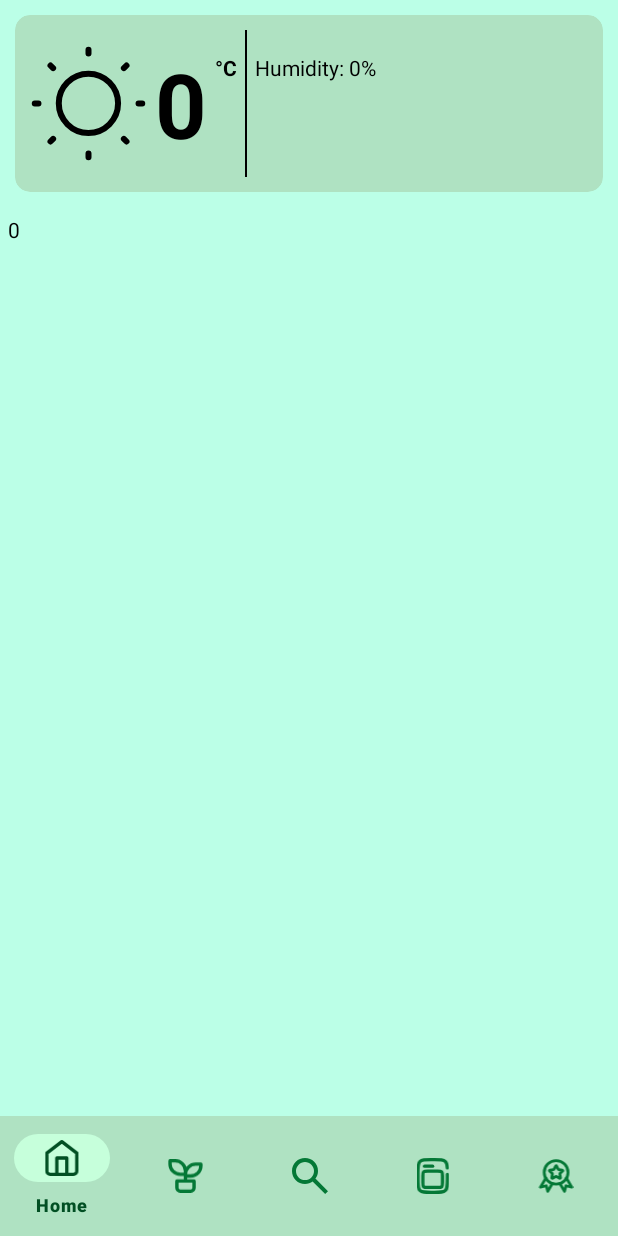
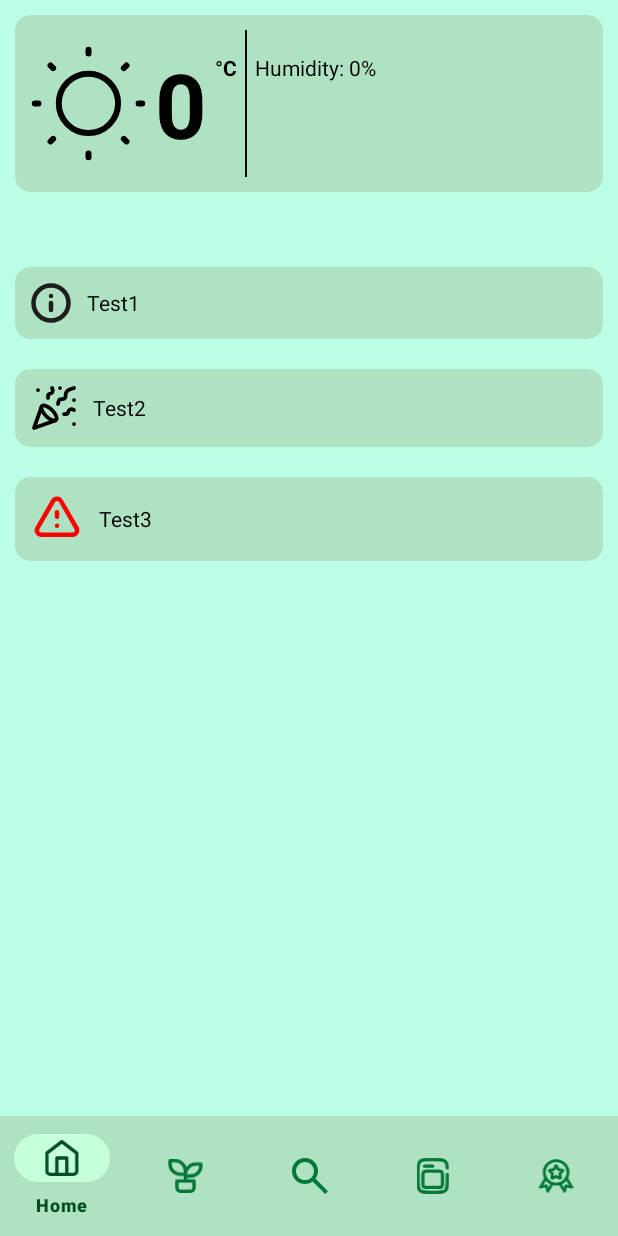
Before and after one commit to dion-choy/mad-plantopia, an Android app: the screen it shows after launch (MainActivity), on a phone screen of 412 x 824 dp. Run offline under Robolectric (Android 15) with nearby library versions, the phone set to English and light mode, and no system bars; our stand-ins replace Volley.

Commit message:
notifs recycler view + pull to refresh

```diff
--- a/app/build.gradle
+++ b/app/build.gradle
@@ -58,4 +58,6 @@ dependencies {
     implementation "androidx.camera:camera-video:${camerax_version}"
 
     implementation "androidx.camera:camera-view:1.0.0-alpha26"
+
+    implementation 'androidx.swiperefreshlayout:swiperefreshlayout:1.1.0'
 }
--- a/app/src/main/java/com/sp/madproj/HomeFrag.java
+++ b/app/src/main/java/com/sp/madproj/HomeFrag.java
@@ -12,13 +12,19 @@ import android.net.ConnectivityManager;
 import android.net.NetworkInfo;
 import android.os.Bundle;
 
+import androidx.annotation.NonNull;
 import androidx.fragment.app.Fragment;
+import androidx.recyclerview.widget.DefaultItemAnimator;
+import androidx.recyclerview.widget.LinearLayoutManager;
+import androidx.recyclerview.widget.RecyclerView;
+import androidx.swiperefreshlayout.widget.SwipeRefreshLayout;
 
 import android.util.Log;
 import android.view.LayoutInflater;
 import android.view.View;
 import android.view.ViewGroup;
 import android.widget.ImageView;
+import android.widget.LinearLayout;
 import android.widget.TextView;
 import android.widget.Toast;
 
@@ -32,15 +38,22 @@ import com.android.volley.toolbox.Volley;
 import org.json.JSONException;
 import org.json.JSONObject;
 
+import java.util.ArrayList;
+import java.util.List;
 import java.util.Locale;
 
 public class HomeFrag extends Fragment {
-    private TextView test;
     private TextView temp;
     private TextView humid;
     private ImageView weatherImg;
 
     private SharedPreferences sharedPref;
+
+    private SwipeRefreshLayout refreshHome;
+
+    private RecyclerView notifs;
+    private List<String> model = new ArrayList<>();
+    private NotifsAdapter notifsAdapter;
 
 
     public HomeFrag() {
@@ -58,11 +71,34 @@ public class HomeFrag extends Fragment {
         // Inflate the layout for this fragment
         View view = inflater.inflate(R.layout.fragment_home, container, false);
         temp = view.findViewById(R.id.temp);
-        test = view.findViewById(R.id.test);
         humid = view.findViewById(R.id.humidity);
 
         weatherImg = view.findViewById(R.id.weatherImage);
 
+        notifsAdapter = new NotifsAdapter(model);
+
+        notifs = view.findViewById(R.id.notifsList);
+        notifs.setHasFixedSize(true);
+        notifs.setLayoutManager(new LinearLayoutManager(getContext()));
+        notifs.setItemAnimator(new DefaultItemAnimator());
+
+        loadNotifs();
+
+        // Set refresh
+        refreshHome =  view.findViewById(R.id.refreshHome);
+        refreshHome.setOnRefreshListener(new SwipeRefreshLayout.OnRefreshListener() {
+            @Override
+            public void onRefresh() {
+                ((MainActivity) getActivity()).updateLocation();
+                getWeather();
+                loadNotifs();
+                model.add("1bruh");
+                notifs.setAdapter(notifsAdapter);
+                refreshHome.setRefreshing(false);
+            }
+        });
+
+        // Load past data
         sharedPref = getActivity().getApplicationContext().getSharedPreferences("mySettings", MODE_PRIVATE);
         fillScreenText(
                 sharedPref.getInt("temperature", 0),
@@ -85,6 +121,59 @@ public class HomeFrag extends Fragment {
         IntentFilter filter = new IntentFilter(LocationManager.PROVIDERS_CHANGED_ACTION);
         filter.addAction(ConnectivityManager.CONNECTIVITY_ACTION);
         getActivity().registerReceiver(gpsSwitchStateReceiver, filter, Context.RECEIVER_NOT_EXPORTED);
+
+        notifs.setAdapter(notifsAdapter);
+    }
+
+    private class NotifsAdapter extends RecyclerView.Adapter<NotifsAdapter.NotifsHolder>{
+        private List<String> notifs;
+
+        NotifsAdapter(List<String> notifs) {
+            this.notifs = notifs;
+        }
+
+        @Override
+        public NotifsHolder onCreateViewHolder(ViewGroup parent, int viewType) {
+            View view = LayoutInflater.from(parent.getContext())
+                    .inflate(R.layout.notifs_row, parent, false);
+            return new NotifsHolder(view);
+        }
+
+        @Override
+        public void onBindViewHolder(@NonNull NotifsHolder holder, final int position) {
+            final String notif = notifs.get(position);
+            holder.notifText.setText(notif.substring(1));
+            switch (notif.substring(0,1)) {
+                case "1":
+                    holder.notifType.setImageResource(R.drawable.notif_info);
+                    break;
+                case "2":
+                    holder.notifType.setImageResource(R.drawable.notif_celebrate);
+                    break;
+                case "3":
+                    holder.notifType.setImageResource(R.drawable.notif_important);
+                    break;
+                default:
+                    Toast.makeText(getActivity().getApplicationContext(), notif.substring(0,1), Toast.LENGTH_SHORT).show();
+                    holder.notifType.setImageResource(R.drawable.notif_info);
+            }
+        }
+
+        @Override
+        public int getItemCount() {
+            return notifs.size();
+        }
+
+        class NotifsHolder extends RecyclerView.ViewHolder {
+            private TextView notifText;
+            private ImageView notifType;
+
+            public NotifsHolder(View itemView) {
+                super(itemView);
+                notifType = itemView.findViewById(R.id.notifIcon);
+                notifText = itemView.findViewById(R.id.notifText);
+            }
+        }
     }
 
     private final BroadcastReceiver gpsSwitchStateReceiver = new BroadcastReceiver() {
@@ -154,6 +243,13 @@ public class HomeFrag extends Fragment {
         editor.apply();
     }
 
+    private void loadNotifs() {
+        model.clear();
+        model.add("1Test1");
+        model.add("2Test2");
+        model.add("3Test3");
+    }
+
     private void getWeather() {
         String weatherUrl = "https://api.openweathermap.org/data/2.5/weather?units=metric" +
                 "&lat=" + ((MainActivity) getActivity()).getLatitude() +
@@ -167,15 +263,13 @@ public class HomeFrag extends Fragment {
             @Override
             public void onResponse(JSONObject response) {
                 try {
-                    test.setText(response.toString());
-
                     fillScreenText(
                             Math.round(response.getJSONObject("main").getLong("temp")),
                             Math.round(response.getJSONObject("main").getLong("humidity")),
                             response.getJSONArray("weather").getJSONObject(0).getString("icon")
                     );
 
-                    Toast.makeText(getActivity().getApplicationContext(), "new", Toast.LENGTH_SHORT).show();
+                    Log.d("Weather Request", "Success: " + response.toString());
                 } catch (JSONException e) {
                     Log.d("Weather Error", "Malformed Response: " + e);
                 }
--- a/app/src/main/java/com/sp/madproj/MainActivity.java
+++ b/app/src/main/java/com/sp/madproj/MainActivity.java
@@ -1,5 +1,6 @@
 package com.sp.madproj;
 
+import android.content.SharedPreferences;
 import android.os.Bundle;
 import android.view.MenuItem;
 import android.widget.Toast;
@@ -22,6 +23,8 @@ public class MainActivity extends AppCompatActivity {
     private BadgeFrag badgeFrag;
 
     public GPSTracker gpsTracker;
+
+    private SharedPreferences sharedPref;
 
     private double latitude = 0.0d;
     private double longitude = 0.0d;
@@ -82,11 +85,23 @@ public class MainActivity extends AppCompatActivity {
                 .addToBackStack(null)
                 .commit();
 
+        sharedPref = getApplicationContext().getSharedPreferences("oldLocation", MODE_PRIVATE);
+    }
+
+    public void updateLocation() {
         if (gpsTracker.canGetLocation()) {
             latitude = gpsTracker.getLatitude();
             longitude = gpsTracker.getLongitude();
+
+            SharedPreferences.Editor editor = sharedPref.edit();
+            editor.putFloat("lat", (float) latitude);
+            editor.putFloat("long", (float) longitude);
+            editor.apply();
         } else {
             Toast.makeText(getApplicationContext(), "Please turn on location services", Toast.LENGTH_LONG).show();
+
+            latitude = (double) sharedPref.getFloat("lat", 0);
+            longitude = (double) sharedPref.getFloat("long", 0);
         }
     }
 
--- /dev/null
+++ b/app/src/main/res/drawable/notif_celebrate.xml
@@ -0,0 +1,20 @@
+<vector xmlns:android="http://schemas.android.com/apk/res/android"
+    android:width="32dp"
+    android:height="32dp"
+    android:viewportWidth="32"
+    android:viewportHeight="32">
+  <path
+      android:pathData="M7.733,15.067L2.667,29.333L16.933,24.28M5.333,4H5.347M29.333,10.667H29.347M20,2.667H20.013M29.333,26.667H29.347M29.333,2.667L26.347,3.667C25.497,3.95 24.771,4.52 24.294,5.278C23.818,6.037 23.619,6.938 23.733,7.827C23.867,8.973 22.973,10 21.8,10H21.293C20.147,10 19.16,10.8 18.947,11.92L18.667,13.333M29.333,17.333L28.24,16.893C27.093,16.44 25.813,17.16 25.6,18.373C25.453,19.307 24.64,20 23.693,20H22.667M14.667,2.667L15.107,3.76C15.56,4.907 14.84,6.187 13.627,6.4C12.693,6.533 12,7.36 12,8.307V9.333"
+      android:strokeLineJoin="round"
+      android:strokeWidth="2.5"
+      android:fillColor="#00000000"
+      android:strokeColor="#000000"
+      android:strokeLineCap="round"/>
+  <path
+      android:pathData="M14.667,17.333C17.24,19.907 18.44,22.893 17.333,24C16.227,25.107 13.24,23.907 10.667,21.333C8.093,18.76 6.893,15.773 8,14.667C9.107,13.56 12.093,14.76 14.667,17.333Z"
+      android:strokeLineJoin="round"
+      android:strokeWidth="2.5"
+      android:fillColor="#00000000"
+      android:strokeColor="#000000"
+      android:strokeLineCap="round"/>
+</vector>
--- /dev/null
+++ b/app/src/main/res/drawable/notif_important.xml
@@ -0,0 +1,13 @@
+<vector xmlns:android="http://schemas.android.com/apk/res/android"
+    android:width="36dp"
+    android:height="36dp"
+    android:viewportWidth="36"
+    android:viewportHeight="36">
+  <path
+      android:pathData="M18,13.5V16.5M18,22.5H18.015M7.608,28.5H28.392C30.702,28.5 32.145,26 30.99,24L20.598,6C19.443,4 16.557,4 15.402,6L5.01,24C3.855,26 5.298,28.5 7.608,28.5Z"
+      android:strokeLineJoin="round"
+      android:strokeWidth="3"
+      android:fillColor="#00000000"
+      android:strokeColor="#FF0000"
+      android:strokeLineCap="round"/>
+</vector>
--- /dev/null
+++ b/app/src/main/res/drawable/notif_info.xml
@@ -0,0 +1,17 @@
+<vector xmlns:android="http://schemas.android.com/apk/res/android"
+    android:width="28dp"
+    android:height="28dp"
+    android:viewportWidth="28"
+    android:viewportHeight="28">
+  <group>
+    <clip-path
+        android:pathData="M0,0h28v28h-28z"/>
+    <path
+        android:pathData="M14,18.667V14M14,9.333H14.012M25.667,14C25.667,20.443 20.443,25.667 14,25.667C7.557,25.667 2.333,20.443 2.333,14C2.333,7.557 7.557,2.333 14,2.333C20.443,2.333 25.667,7.557 25.667,14Z"
+        android:strokeLineJoin="round"
+        android:strokeWidth="3"
+        android:fillColor="#00000000"
+        android:strokeColor="#1E1E1E"
+        android:strokeLineCap="round"/>
+  </group>
+</vector>
--- a/app/src/main/res/layout/fragment_home.xml
+++ b/app/src/main/res/layout/fragment_home.xml
@@ -6,7 +6,11 @@
     xmlns:app="http://schemas.android.com/apk/res-auto"
     tools:context=".HomeFrag">
 
-    <!-- TODO: Update blank fragment layout -->
+
+    <androidx.swiperefreshlayout.widget.SwipeRefreshLayout
+        android:id="@+id/refreshHome"
+        android:layout_width="match_parent"
+        android:layout_height="match_parent">
 
         <LinearLayout
             android:layout_width="match_parent"
@@ -97,13 +101,13 @@
 
             </androidx.cardview.widget.CardView>
 
-        <TextView
-            android:id="@+id/test"
-            android:layout_width="wrap_content"
-            android:layout_height="wrap_content"
-            android:layout_margin="5dp"
-            android:text="0"
-            android:textColor="#000000" />
+            <androidx.recyclerview.widget.RecyclerView
+                android:id="@+id/notifsList"
+                android:layout_width="match_parent"
+                android:layout_height="match_parent"
+                android:layout_marginTop="30dp" />
+
         </LinearLayout>
+    </androidx.swiperefreshlayout.widget.SwipeRefreshLayout>
 
 </FrameLayout>
--- /dev/null
+++ b/app/src/main/res/layout/notifs_row.xml
@@ -0,0 +1,38 @@
+<?xml version="1.0" encoding="utf-8"?>
+<LinearLayout xmlns:android="http://schemas.android.com/apk/res/android"
+    xmlns:app="http://schemas.android.com/apk/res-auto"
+    android:layout_width="match_parent"
+    android:layout_height="wrap_content">
+
+    <androidx.cardview.widget.CardView
+        android:layout_width="match_parent"
+        android:layout_height="wrap_content"
+        android:layout_margin="10dp"
+        app:cardBackgroundColor="@color/nav_bar_background"
+        app:cardCornerRadius="10dp"
+        app:cardElevation="0dp">
+
+        <LinearLayout
+            android:layout_width="match_parent"
+            android:layout_height="wrap_content"
+            android:gravity="center_vertical"
+            android:orientation="horizontal">
+
+            <ImageView
+                android:id="@+id/notifIcon"
+                android:layout_width="wrap_content"
+                android:layout_height="wrap_content"
+                android:layout_margin="10dp"
+                android:src="@drawable/notif_info" />
+
+            <TextView
+                android:id="@+id/notifText"
+                android:layout_width="wrap_content"
+                android:layout_height="wrap_content"
+                android:text="Notification"
+                android:textColor="#000000" />
+
+        </LinearLayout>
+
+    </androidx.cardview.widget.CardView>
+</LinearLayout>
```
Lines whose indentation alone changed are shown as unchanged.
